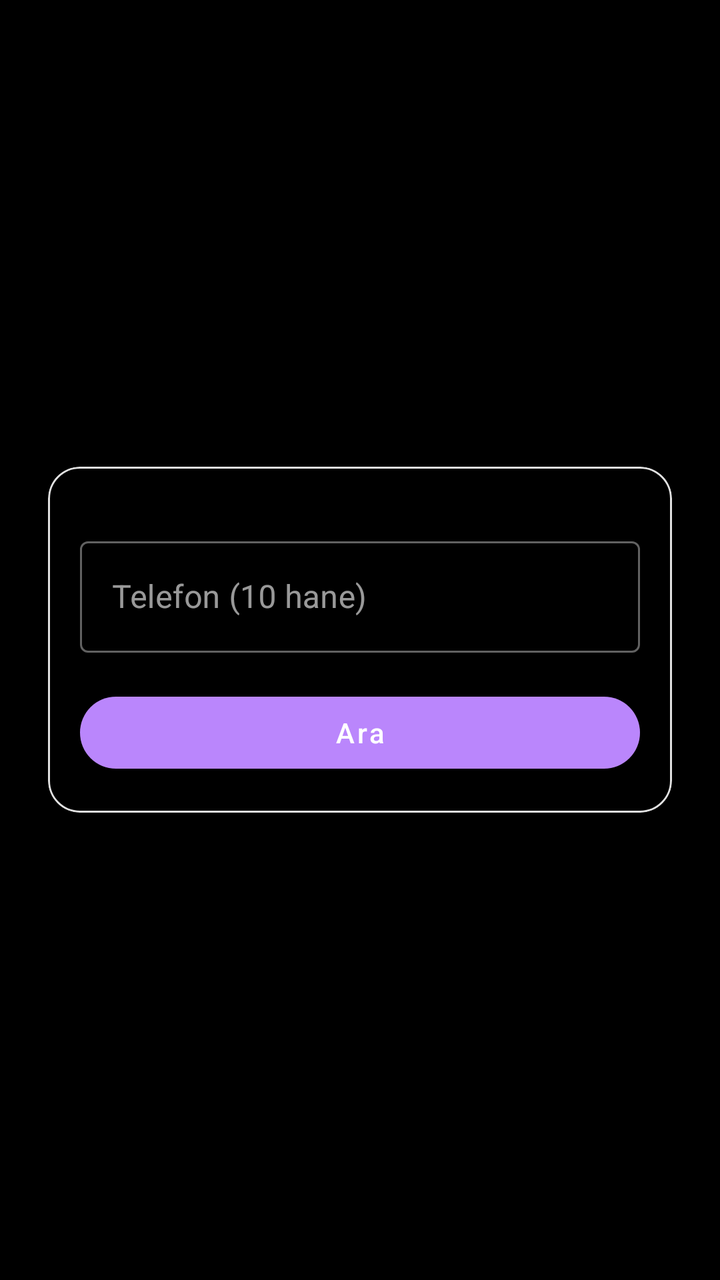
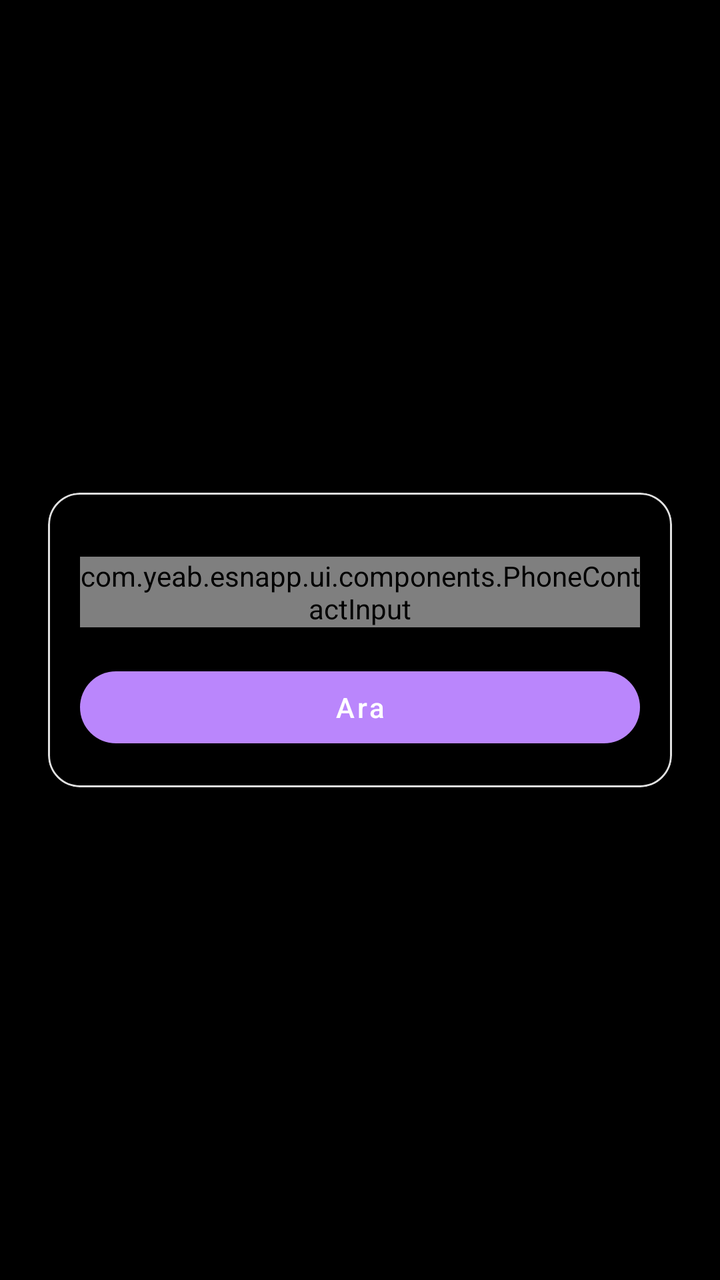

Screens rendered from an Android XML layout before and after an edit, with the pre-edit source and the edit as a unified diff.
<!-- AndroidManifest.xml: application theme Theme.MaterialComponents.NoActionBar -->
<!-- res/layout/activity_search_by_phone.xml -->
<?xml version="1.0" encoding="utf-8"?>
<LinearLayout xmlns:android="http://schemas.android.com/apk/res/android"
    xmlns:app="http://schemas.android.com/apk/res-auto"
    android:id="@+id/layoutSearchByPhone"
    android:layout_width="match_parent"
    android:layout_height="match_parent"
    android:orientation="vertical"
    android:gravity="center"
    android:background="#000000"
    android:padding="16dp">

    <com.google.android.material.card.MaterialCardView
        android:layout_width="match_parent"
        android:layout_height="wrap_content"
        android:layout_margin="8dp"
        app:cardCornerRadius="16dp"
        app:cardElevation="2dp"
        app:cardBackgroundColor="#000000"
        app:strokeWidth="1dp"
        app:strokeColor="#E0E0E0">

        <LinearLayout
            android:layout_width="match_parent"
            android:layout_height="wrap_content"
            android:orientation="vertical"
            android:padding="16dp">

            
            <com.google.android.material.textfield.TextInputLayout
                android:layout_width="match_parent"
                android:layout_height="wrap_content"
                android:layout_marginTop="16dp"
                android:hint="@string/search_by_phone_phone_hint"
                style="@style/Widget.MaterialComponents.TextInputLayout.OutlinedBox">

                <com.google.android.material.textfield.TextInputEditText
                    android:id="@+id/edtPhone"
                    android:layout_width="match_parent"
                    android:layout_height="wrap_content"
                    android:maxLength="10"
                    android:inputType="phone"
                    android:textColor="#FFFFFF"
                    android:textColorHint="#BBBBBB" />
            </com.google.android.material.textfield.TextInputLayout>

            
            <com.google.android.material.button.MaterialButton
                android:id="@+id/btnSearch"
                style="@style/Widget.MaterialComponents.Button"
                android:layout_width="match_parent"
                android:layout_height="wrap_content"
                android:layout_marginTop="16dp"
                android:text="@string/search_by_phone_button_search"
                android:textAllCaps="false"
                android:textColor="@android:color/white"
                app:cornerRadius="24dp" />

        </LinearLayout>
    </com.google.android.material.card.MaterialCardView>

</LinearLayout>
<!-- resources referenced by this layout -->
<resources>
  <string name="search_by_phone_button_search">Ara</string>
  <string name="search_by_phone_phone_hint">Telefon (10 hane)</string>
</resources>

<!-- the commit's change to res/layout/activity_search_by_phone.xml (unified diff, before → after) -->
@@ -26,22 +26,11 @@
             android:padding="16dp">
 
             
-            <com.google.android.material.textfield.TextInputLayout
+            <com.yeab.esnapp.ui.components.PhoneContactInput
+                android:id="@+id/phoneInputComponent"
                 android:layout_width="match_parent"
                 android:layout_height="wrap_content"
-                android:layout_marginTop="16dp"
-                android:hint="@string/search_by_phone_phone_hint"
-                style="@style/Widget.MaterialComponents.TextInputLayout.OutlinedBox">
-
-                <com.google.android.material.textfield.TextInputEditText
-                    android:id="@+id/edtPhone"
-                    android:layout_width="match_parent"
-                    android:layout_height="wrap_content"
-                    android:maxLength="10"
-                    android:inputType="phone"
-                    android:textColor="#FFFFFF"
-                    android:textColorHint="#BBBBBB" />
-            </com.google.android.material.textfield.TextInputLayout>
+                android:layout_marginTop="16dp" />
 
             
             <com.google.android.material.button.MaterialButton
<!-- resource entries referenced after the edit -->
@@ -1,6 +1,5 @@
 <!-- resources referenced by this layout -->
 <resources>
   <string name="search_by_phone_button_search">Ara</string>
-  <string name="search_by_phone_phone_hint">Telefon (10 hane)</string>
 </resources>
 
